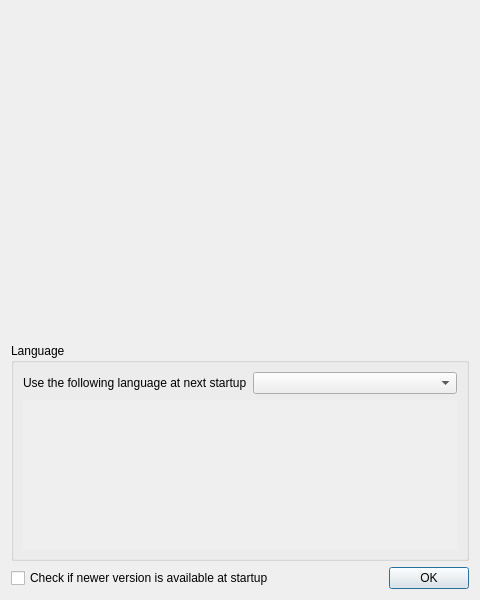
Above: DeepSkyStacker_Qt/ui/About.ui from petabyt/DSS before the change. Below: the same form after it.
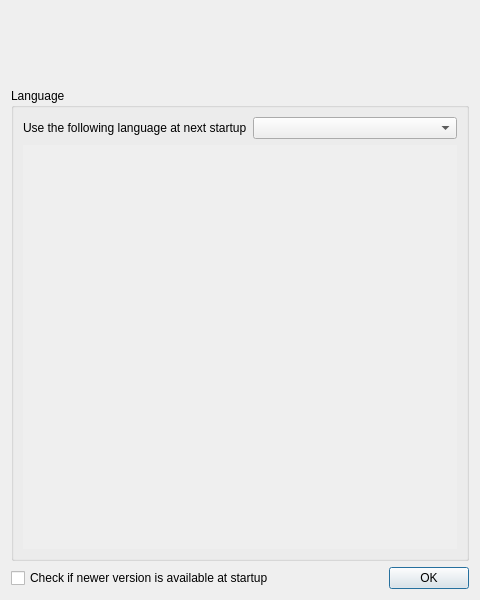
That is the form after the change.

Commit message: Layout fixed for larger screens

```diff
--- a/DeepSkyStacker_Qt/ui/About.ui
+++ b/DeepSkyStacker_Qt/ui/About.ui
@@ -13,7 +13,7 @@
   <property name="windowTitle">
    <string>About DeepSkyStacker</string>
   </property>
-  <layout class="QVBoxLayout" name="verticalLayout" stretch="60,40,0">
+  <layout class="QVBoxLayout" name="verticalLayout" stretch="6,40,0">
    <item>
     <widget class="QLabel" name="html">
      <property name="text">
@@ -22,6 +22,9 @@
      <property name="textFormat">
       <enum>Qt::RichText</enum>
      </property>
+     <property name="alignment">
+      <set>Qt::AlignLeading|Qt::AlignLeft|Qt::AlignTop</set>
+     </property>
      <property name="wordWrap">
       <bool>true</bool>
      </property>
@@ -63,8 +66,8 @@
           <rect>
            <x>0</x>
            <y>0</y>
-           <width>426</width>
-           <height>130</height>
+           <width>438</width>
+           <height>398</height>
           </rect>
          </property>
          <layout class="QVBoxLayout" name="verticalLayout_3">
```
The commit also changes 2 other files.
